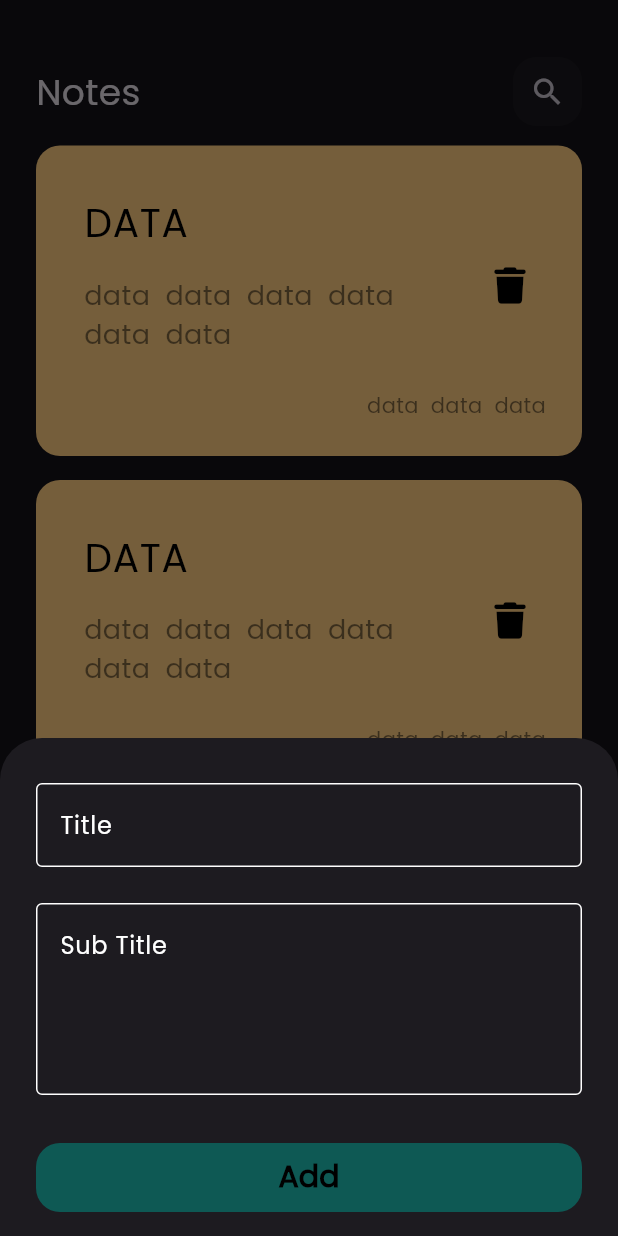
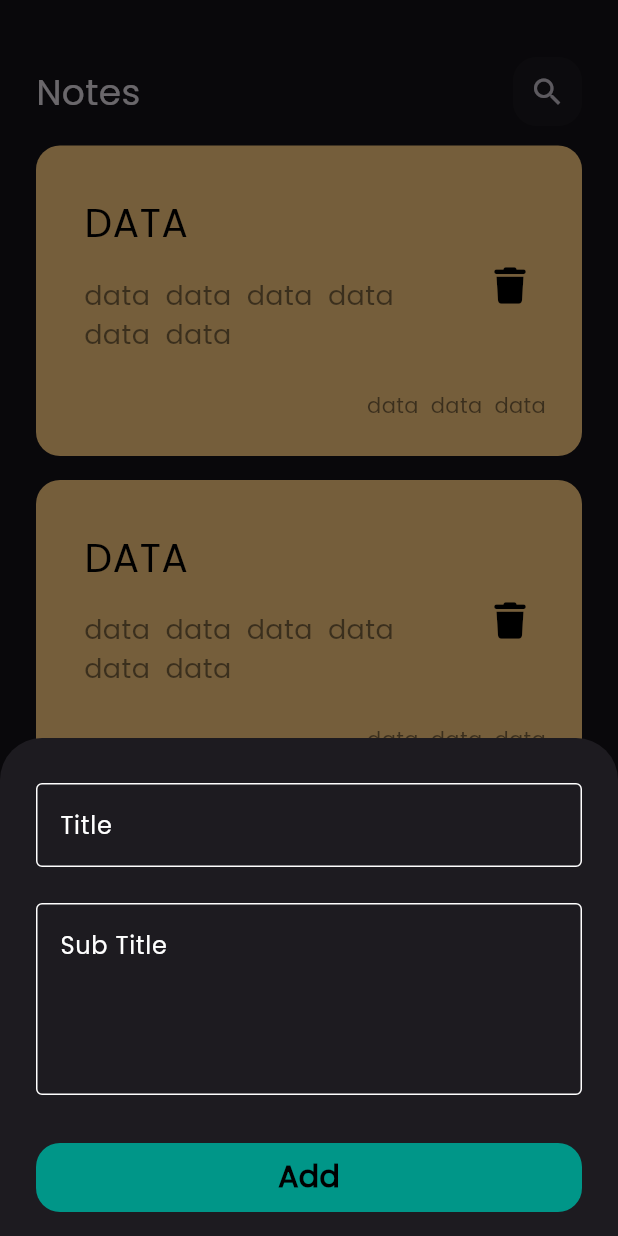
Before and after one commit to MTSH0IT/notes_app, a Flutter app: the screen it shows after launch, after a tap on the "add" icon, on a phone screen of 412 x 824 dp. Run offline on Flutter 3.47's test engine with Material 3 defaults, Android fonts, the phone set to English and light mode, and no system bars; drawn by our look-alikes of modal_progress_hud_nsn; our stand-ins replace bloc, flutter_bloc, font_awesome_flutter, hive, hive_flutter; accounts and stored records are empty.

Commit message:
fix add bottom sheet and add button loading

```diff
--- a/lib/main.dart
+++ b/lib/main.dart
@@ -1,3 +1,5 @@
+import 'dart:developer';
+
 import 'package:flutter/material.dart';
 import 'package:flutter_bloc/flutter_bloc.dart';
 import 'package:hive_flutter/adapters.dart';
@@ -7,10 +9,11 @@ import 'package:notes_app/views/notes_view.dart';
 import 'package:notes_app/views/simple_bloc_observer.dart';
 
 main() async {
+  log("message: Application started");
   await Hive.initFlutter();
+  Hive.registerAdapter(NoteModelAdapter());
   await Hive.openBox<NoteModel>('notesBox');
-  Hive.registerAdapter(NoteModelAdapter());
-  Bloc.observer=SimpleBlocObserver();
+  Bloc.observer = SimpleBlocObserver();
   runApp(const NotesApp());
 }
 
@@ -19,14 +22,9 @@ class NotesApp extends StatelessWidget {
 
   @override
   Widget build(BuildContext context) {
-    return MultiBlocProvider(
-      providers: [
-        BlocProvider(create: (context) => AddNoteCubit()),
-      ],
-      child: MaterialApp(
-          debugShowCheckedModeBanner: false,
-          theme: ThemeData(brightness: Brightness.dark, fontFamily: "Poppins"),
-          home: const NotesView()),
-    );
+    return MaterialApp(
+        debugShowCheckedModeBanner: false,
+        theme: ThemeData(brightness: Brightness.dark, fontFamily: "Poppins"),
+        home: const NotesView());
   }
 }
--- a/lib/views/notes_view.dart
+++ b/lib/views/notes_view.dart
@@ -12,6 +12,9 @@ class NotesView extends StatelessWidget {
       floatingActionButton: FloatingActionButton(
         onPressed: () {
           showModalBottomSheet(
+            isScrollControlled: true,
+
+
             context: context,
             builder: (context) {
               return const AddBottomSheet();
--- a/lib/views/simple_bloc_observer.dart
+++ b/lib/views/simple_bloc_observer.dart
@@ -1,35 +1,34 @@
-import 'package:flutter/material.dart';
+import 'dart:developer';
 import 'package:flutter_bloc/flutter_bloc.dart';
 
 class SimpleBlocObserver implements BlocObserver {
   @override
   void onChange(BlocBase bloc, Change change) {
-    debugPrint('onChange(${bloc.runtimeType}, $change)');
+    log('onChange(${bloc.runtimeType}, $change)');
   }
 
   @override
   void onClose(BlocBase bloc) {
-    // TODO: implement onClose
+    log('onClose(${bloc.runtimeType})');
   }
 
   @override
   void onCreate(BlocBase bloc) {
-    // TODO: implement onCreate
+    log('onCreate(${bloc.runtimeType})');
   }
 
   @override
   void onError(BlocBase bloc, Object error, StackTrace stackTrace) {
-    // TODO: implement onError
+    log('onError(${bloc.runtimeType}, $error, $stackTrace)');
   }
 
   @override
   void onEvent(Bloc bloc, Object? event) {
-    // TODO: implement onEvent
+    log('onEvent(${bloc.runtimeType}, $event)');
   }
 
   @override
   void onTransition(Bloc bloc, Transition transition) {
-    // TODO: implement onTransition
+    log('onTransition(${bloc.runtimeType}, $transition)');
   }
-
 }
--- a/lib/views/widgets/AddBottomSheet.dart
+++ b/lib/views/widgets/AddBottomSheet.dart
@@ -1,6 +1,7 @@
 import 'dart:developer';
 
 import 'package:flutter/material.dart';
+import 'package:flutter/widgets.dart';
 import 'package:flutter_bloc/flutter_bloc.dart';
 import 'package:modal_progress_hud_nsn/modal_progress_hud_nsn.dart';
 import 'package:notes_app/cubits/add_note_cubit/add_note_cubit.dart';
@@ -16,8 +17,8 @@ class AddBottomSheet extends StatelessWidget {
 
   @override
   Widget build(BuildContext context) {
-    return Padding(
-      padding: const EdgeInsets.symmetric(horizontal: 24),
+    return BlocProvider(
+      create: (context) => AddNoteCubit(),
       child: BlocConsumer<AddNoteCubit, AddNoteState>(
         listener: (context, state) {
           if (state is AddNoteFailer) {
@@ -25,18 +26,20 @@ class AddBottomSheet extends StatelessWidget {
           }
 
           if (state is AddNoteSuccess) {
-            log("success");
             Navigator.pop(context);
-          }
-          if (state is AddNoteLoading) {
-            log("loading");
           }
         },
         builder: (context, state) {
-          return ModalProgressHUD(
-            inAsyncCall: state is AddNoteLoading?true:false,
-            child: const SingleChildScrollView(
-              child: AddNoteForm(),
+          return AbsorbPointer(
+            absorbing: state is AddNoteLoading ? true : false,
+            child: Padding(
+              padding: EdgeInsets.only(
+                  left: 24,
+                  right: 24,
+                  bottom: MediaQuery.of(context).viewInsets.bottom),
+              child: const SingleChildScrollView(
+                child: AddNoteForm(),
+              ),
             ),
           );
         },
--- a/lib/views/widgets/custom_button.dart
+++ b/lib/views/widgets/custom_button.dart
@@ -1,23 +1,36 @@
 import 'package:flutter/material.dart';
+import 'package:flutter_bloc/flutter_bloc.dart';
+import 'package:notes_app/cubits/add_note_cubit/add_note_cubit.dart';
+import 'package:notes_app/cubits/add_note_cubit/add_note_state.dart';
+
 class CustomButton extends StatelessWidget {
   const CustomButton({super.key, this.ontap});
   final void Function()? ontap;
   @override
   Widget build(BuildContext context) {
-    return Container(
+    return GestureDetector(
+      onTap: ontap,
+      child: Container(
         height: 46,
         width: MediaQuery.of(context).size.width,
         decoration: BoxDecoration(
-        color: Colors.teal.withOpacity(0.5),
+          color: Colors.teal,
           borderRadius: BorderRadius.circular(16),
         ),
-      child: TextButton(
-        onPressed: ontap,
-        child: const Text("Add",
+        child:  Center(
+          child: BlocBuilder<AddNoteCubit, AddNoteState>(
+            builder: (context, state) {
+              if (state is AddNoteLoading) {
+                return const CircularProgressIndicator(color: Colors.black,);
+              }
+              return const Text("Add",
                   style: TextStyle(
                       color: Colors.black,
                       fontSize: 20,
-                fontWeight: FontWeight.bold)),
+                      fontWeight: FontWeight.bold));
+            },
+          ),
+        ),
       ),
     );
   }
```
Lines whose indentation alone changed are shown as unchanged.
